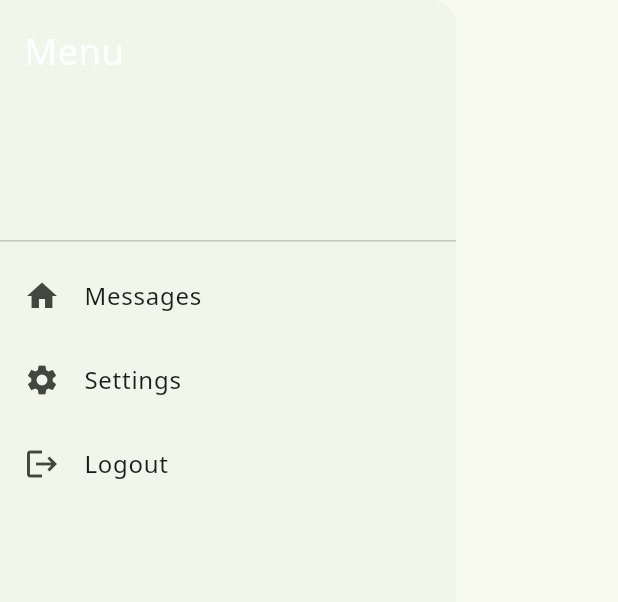
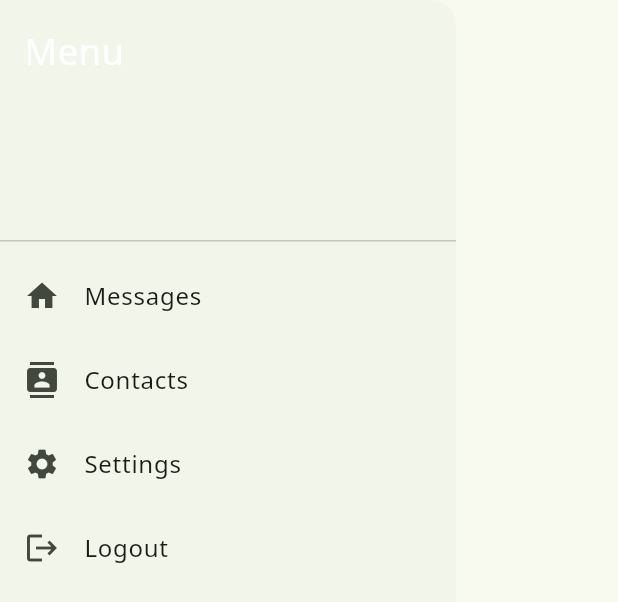
Before and after one commit to tonyOkumura/VKA_CHAT_NG, a Flutter app: the AppDrawer widget shown alone on an empty page, opened directly, on a phone screen of 412 x 824 dp. Shown: the top 602 px of the screen. Run offline on Flutter 3.47's test engine with Material 3 defaults, Android fonts, the phone set to English and light mode, and no system bars; our stand-ins replace flutter_secure_storage, get, google_fonts, shimmer, socket_io_client; missing offline and left inert: jwt_decode; accounts and stored records are empty; network calls fail.

Commit message:
add contacts

```diff
--- a/lib/app/modules/chats/views/chats_view.dart
+++ b/lib/app/modules/chats/views/chats_view.dart
@@ -53,6 +53,13 @@ class AppDrawer extends StatelessWidget {
             title: Text('Messages'),
             onTap: () {
               Get.back();
+            },
+          ),
+          ListTile(
+            leading: Icon(Icons.contacts),
+            title: Text('Contacts'),
+            onTap: () {
+              Get.toNamed(Routes.CONTACTS);
             },
           ),
           ListTile(
--- /dev/null
+++ b/lib/app/modules/contacts/bindings/contacts_binding.dart
@@ -0,0 +1,10 @@
+import 'package:get/get.dart';
+
+import '../controllers/contacts_controller.dart';
+
+class ContactsBinding extends Bindings {
+  @override
+  void dependencies() {
+    Get.put<ContactsController>(ContactsController());
+  }
+}
--- a/lib/app/routes/app_pages.dart
+++ b/lib/app/routes/app_pages.dart
@@ -2,6 +2,8 @@ import 'package:get/get.dart';
 
 import '../modules/chats/bindings/chats_binding.dart';
 import '../modules/chats/views/chats_view.dart';
+import '../modules/contacts/bindings/contacts_binding.dart';
+import '../modules/contacts/views/contacts_view.dart';
 import '../modules/home/bindings/home_binding.dart';
 import '../modules/home/views/home_view.dart';
 import '../modules/login/bindings/login_binding.dart';
@@ -51,5 +53,10 @@ class AppPages {
       page: () => const SettingsView(),
       binding: SettingsBinding(),
     ),
+    GetPage(
+      name: _Paths.CONTACTS,
+      page: () => const ContactsView(),
+      binding: ContactsBinding(),
+    ),
   ];
 }
--- a/lib/app/routes/app_routes.dart
+++ b/lib/app/routes/app_routes.dart
@@ -9,6 +9,7 @@ abstract class Routes {
   static const CHATS = _Paths.CHATS;
   static const SPLASH = _Paths.SPLASH;
   static const SETTINGS = _Paths.SETTINGS;
+  static const CONTACTS = _Paths.CONTACTS;
 }
 
 abstract class _Paths {
@@ -19,4 +20,5 @@ abstract class _Paths {
   static const CHATS = '/chats';
   static const SPLASH = '/splash';
   static const SETTINGS = '/settings';
+  static const CONTACTS = '/contacts';
 }
--- a/lib/app/services/socket_service.dart
+++ b/lib/app/services/socket_service.dart
@@ -1,7 +1,7 @@
 import 'package:flutter_secure_storage/flutter_secure_storage.dart';
 import 'package:get/get.dart';
 import 'package:socket_io_client/socket_io_client.dart' as IO;
-import 'package:vka_chat_ng/app/data/message_model.dart';
+
 
 class SocketService extends GetxService {
   late IO.Socket _socket;
```
Also changed, not shown: lib/app/data/contact_model.dart (added, +15 -0 lines), lib/app/modules/contacts/controllers/contacts_controller.dart (added, +46 -0 lines), lib/app/modules/contacts/views/contacts_view.dart (added, +59 -0 lines).
